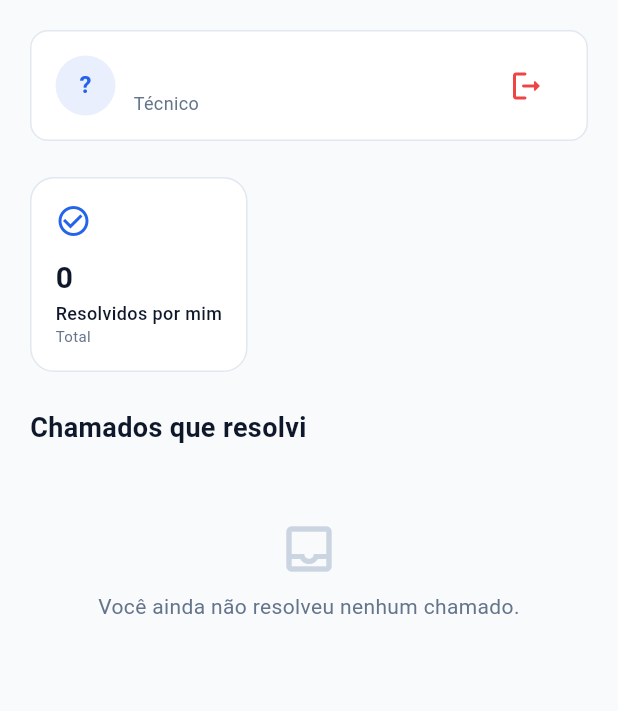
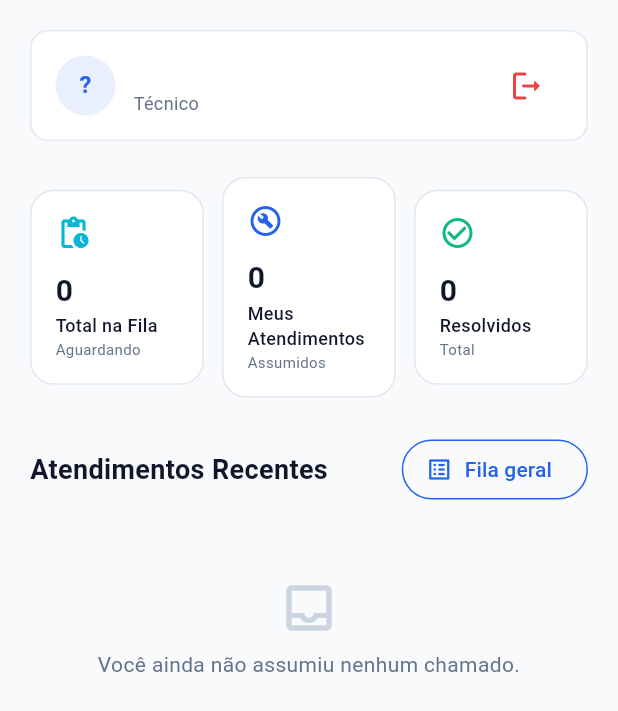
Before and after one commit to Kiratsuji/TicketFlow, a Flutter app: the TechHomePage widget shown alone on an empty page, opened directly with empty values, on a phone screen of 412 x 824 dp. Shown: the top 711 px of the screen. Run offline on Flutter 3.47's test engine with Material 3 defaults, Android fonts, the phone set to English and light mode, and no system bars; our stand-ins replace cloud_firestore, firebase_auth, firebase_core; accounts and stored records are empty.

Commit message:
feat: changed tech profile dashboard layout

```diff
--- a/lib/screens/tech/techHomePage.dart
+++ b/lib/screens/tech/techHomePage.dart
@@ -5,10 +5,22 @@ import '../../models/userModel.dart';
 import '../../services/ticketService.dart';
 import '../../services/userService.dart';
 import '../../widgets/appWidgets.dart';
+import '../colors/appColors.dart';
+import '../user/ticketDetailPage.dart';
+import 'openTicketsPage.dart';
 
 class TechHomePage extends StatelessWidget {
   final String username;
   const TechHomePage({super.key, required this.username});
+
+  /// Data em que o chamado foi assumido (último evento "em atendimento"
+  /// no histórico); se não houver, cai para a data de criação.
+  DateTime? _assumedAt(TicketModel t) {
+    for (final event in t.history.reversed) {
+      if (event.status == TicketStatus.inProgress) return event.at;
+    }
+    return t.createdAt;
+  }
 
   @override
   Widget build(BuildContext context) {
@@ -31,8 +43,92 @@ class TechHomePage extends StatelessWidget {
                 DashboardHeader(
                     username: username, roleLabel: UserRole.label(UserRole.tech)),
                 const SizedBox(height: 24),
+
+                // Cards de métricas: total na fila, meus atendimentos
+                // assumidos (em andamento) e total já resolvido por mim.
+                Row(
+                  children: [
+                    Expanded(
+                      child: StreamBuilder<List<TicketModel>>(
+                        stream: TicketService().streamOpen(companyId),
+                        builder: (context, snap) {
+                          final count = snap.data?.length ?? 0;
+                          return StatCard(
+                            title: 'Total na Fila',
+                            value: '$count',
+                            subtitle: 'Aguardando',
+                            icon: Icons.pending_actions_outlined,
+                            color: AppColors.secondaryColor,
+                          );
+                        },
+                      ),
+                    ),
+                    const SizedBox(width: 12),
+                    Expanded(
+                      child: StreamBuilder<List<TicketModel>>(
+                        stream: TicketService().streamAssignedTo(companyId, uid),
+                        builder: (context, snap) {
+                          final tickets = snap.data ?? [];
+                          final inProgress =
+                              tickets.where((t) => t.isInProgress).length;
+                          return StatCard(
+                            title: 'Meus Atendimentos',
+                            value: '$inProgress',
+                            subtitle: 'Assumidos',
+                            icon: Icons.build_circle_outlined,
+                            color: AppColors.primaryColor,
+                          );
+                        },
+                      ),
+                    ),
+                    const SizedBox(width: 12),
+                    Expanded(
+                      child: StreamBuilder<List<TicketModel>>(
+                        stream: TicketService().streamResolvedBy(companyId, uid),
+                        builder: (context, snap) {
+                          final count = snap.data?.length ?? 0;
+                          return StatCard(
+                            title: 'Resolvidos',
+                            value: '$count',
+                            subtitle: 'Total',
+                            icon: Icons.check_circle_outline,
+                            color: AppColors.successColor,
+                          );
+                        },
+                      ),
+                    ),
+                  ],
+                ),
+                const SizedBox(height: 24),
+
+                // Botão para a fila geral, acima da lista de recentes.
+                Row(
+                  mainAxisAlignment: MainAxisAlignment.spaceBetween,
+                  crossAxisAlignment: CrossAxisAlignment.center,
+                  children: [
+                    const Text(
+                      'Atendimentos Recentes',
+                      style: TextStyle(fontWeight: FontWeight.bold, fontSize: 18),
+                    ),
+                    OutlinedButton.icon(
+                      onPressed: () => Navigator.push(
+                        context,
+                        MaterialPageRoute(
+                            builder: (_) => const OpenTicketsPage()),
+                      ),
+                      icon: const Icon(Icons.list_alt_rounded, size: 18),
+                      label: const Text('Fila geral'),
+                      style: OutlinedButton.styleFrom(
+                        foregroundColor: AppColors.primaryColor,
+                        side: const BorderSide(color: AppColors.primaryColor),
+                      ),
+                    ),
+                  ],
+                ),
+                const SizedBox(height: 16),
+
                 StreamBuilder<List<TicketModel>>(
-                  stream: TicketService().streamResolvedBy(companyId, uid),
+                  stream: TicketService().streamAssignedTo(companyId, uid),
                   builder: (context, snap) {
                     if (snap.hasError) {
                       return const EmptyState(
@@ -44,25 +140,30 @@ class TechHomePage extends StatelessWidget {
                         child: Center(child: CircularProgressIndicator()),
                       );
                     }
-                    final tickets = snap.data!;
+                    final tickets = List<TicketModel>.from(snap.data!)
+                      ..sort((a, b) => (_assumedAt(b) ?? DateTime(0))
+                          .compareTo(_assumedAt(a) ?? DateTime(0)));
+                    final recent = tickets.take(5).toList();
+
+                    if (recent.isEmpty) {
+                      return const EmptyState(
+                          message: 'Você ainda não assumiu nenhum chamado.');
+                    }
                     return Column(
-                      crossAxisAlignment: CrossAxisAlignment.start,
-                      children: [
-                        StatCard(
-                          title: 'Resolvidos por mim',
-                          value: '${tickets.length}',
-                          subtitle: 'Total',
-                          icon: Icons.check_circle_outline,
+                      children: recent
+                          .map((t) => InkWell(
+                        borderRadius: BorderRadius.circular(16),
+                        onTap: () => Navigator.push(
+                          context,
+                          MaterialPageRoute(
+                            builder: (_) =>
+                                TicketDetailPage(ticketId: t.id),
+                          ),
                         ),
-                        const SizedBox(height: 24),
-                        const SectionTitle('Chamados que resolvi'),
-                        if (tickets.isEmpty)
-                          const EmptyState(
-                              message: 'Você ainda não resolveu nenhum chamado.')
-                        else
-                          ...tickets
-                              .map((t) => TicketCard(ticket: t, showAuthor: true)),
-                      ],
+                        child:
+                        TicketCard(ticket: t, showAuthor: true),
+                      ))
+                          .toList(),
                     );
                   },
                 ),
--- a/lib/services/ticketService.dart
+++ b/lib/services/ticketService.dart
@@ -31,6 +31,13 @@ class TicketService {
   Stream<List<TicketModel>> streamOpen(String companyId) => _stream(_col
       .where('companyId', isEqualTo: companyId)
       .where('status', isEqualTo: TicketStatus.open));
+
+  /// Chamados assumidos por um técnico (em atendimento ou já resolvidos
+  /// por ele) — usado na dashboard do técnico.
+  Stream<List<TicketModel>> streamAssignedTo(String companyId, String uid) =>
+      _stream(_col
+          .where('companyId', isEqualTo: companyId)
+          .where('assignedTo', isEqualTo: uid));
 
   /// Chamado único, em tempo real — usado na página de detalhes/timeline.
   Stream<TicketModel?> streamTicket(String ticketId) {
--- a/lib/widgets/appWidgets.dart
+++ b/lib/widgets/appWidgets.dart
@@ -155,12 +155,14 @@ class SectionTitle extends StatelessWidget {
 class StatCard extends StatelessWidget {
   final String title, value, subtitle;
   final IconData icon;
+  final Color? color;
   const StatCard({
     super.key,
     required this.title,
     required this.value,
     required this.subtitle,
     required this.icon,
+    this.color,
   });
 
   @override
@@ -170,7 +172,7 @@ class StatCard extends StatelessWidget {
       child: Column(
         crossAxisAlignment: CrossAxisAlignment.start,
         children: [
-          Icon(icon, color: AppColors.primaryColor, size: 24),
+          Icon(icon, color: color ?? AppColors.primaryColor, size: 24),
           const SizedBox(height: 12),
           Text(value,
               style: const TextStyle(fontWeight: FontWeight.bold, fontSize: 20)),
```
